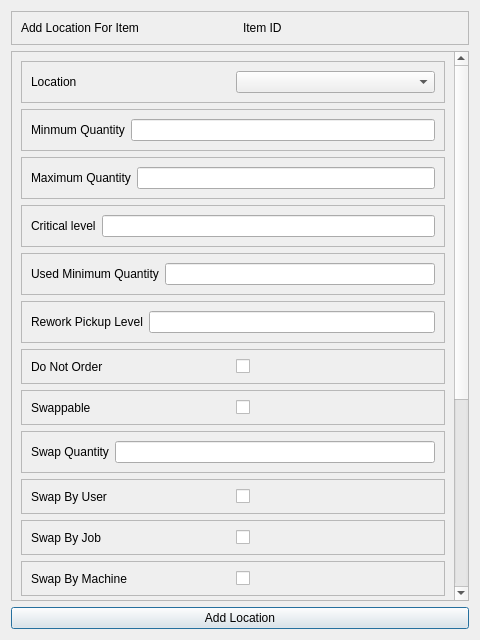
Qt form elitebridge_ui_file/itemlocationwindow.ui (SaiSawant1/EliteBridgeAdmin) before a commit.
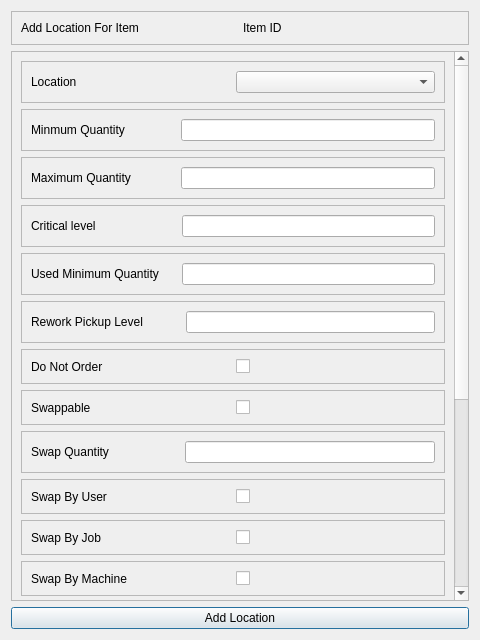
The same form after that commit.

The edit to the form file:
```diff
--- a/elitebridge_ui_file/itemlocationwindow.ui
+++ b/elitebridge_ui_file/itemlocationwindow.ui
@@ -49,7 +49,7 @@
       <property name="geometry">
        <rect>
         <x>0</x>
-        <y>-447</y>
+        <y>-527</y>
         <width>439</width>
         <height>1056</height>
        </rect>
@@ -89,7 +89,7 @@
           <item>
            <widget class="QLabel" name="label_12">
             <property name="text">
-             <string>Minmum Quantity</string>
+             <string>Minmum Quantity               </string>
             </property>
            </widget>
           </item>
@@ -111,7 +111,7 @@
           <item>
            <widget class="QLabel" name="label_11">
             <property name="text">
-             <string>Maximum Quantity</string>
+             <string>Maximum Quantity             </string>
             </property>
            </widget>
           </item>
@@ -133,7 +133,7 @@
           <item>
            <widget class="QLabel" name="label_10">
             <property name="text">
-             <string>Critical level</string>
+             <string>Critical level                        </string>
             </property>
            </widget>
           </item>
@@ -155,7 +155,7 @@
           <item>
            <widget class="QLabel" name="label_8">
             <property name="text">
-             <string>Used Minimum Quantity</string>
+             <string>Used Minimum Quantity     </string>
             </property>
            </widget>
           </item>
@@ -177,7 +177,7 @@
           <item>
            <widget class="QLabel" name="label_7">
             <property name="text">
-             <string>Rework Pickup Level</string>
+             <string>Rework Pickup Level           </string>
             </property>
            </widget>
           </item>
@@ -251,7 +251,7 @@
           <item>
            <widget class="QLabel" name="label_4">
             <property name="text">
-             <string>Swap Quantity</string>
+             <string>Swap Quantity                     </string>
             </property>
            </widget>
           </item>
```
Left out of the diff: 4 changed lines with no effect on the pictures.
